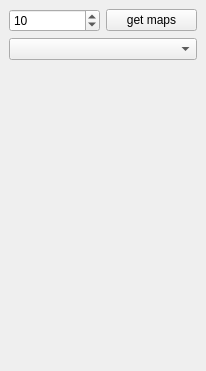
StumboEugen/topology_map, file include/topo/UI/dockrealtime.ui: the form before one commit.
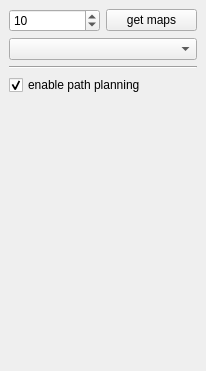
The form after the commit.

```diff
--- a/include/topo/UI/dockrealtime.ui
+++ b/include/topo/UI/dockrealtime.ui
@@ -42,6 +42,23 @@
     <item>
      <widget class="QComboBox" name="cbCandidates"/>
     </item>
+    <item>
+     <widget class="Line" name="line">
+      <property name="orientation">
+       <enum>Qt::Horizontal</enum>
+      </property>
+     </widget>
+    </item>
+    <item>
+     <widget class="QCheckBox" name="cbEnablePathPlanning">
+      <property name="text">
+       <string>enable path planning</string>
+      </property>
+      <property name="checked">
+       <bool>true</bool>
+      </property>
+     </widget>
+    </item>
     <item>
      <spacer name="endSpacer">
       <property name="orientation">
```
